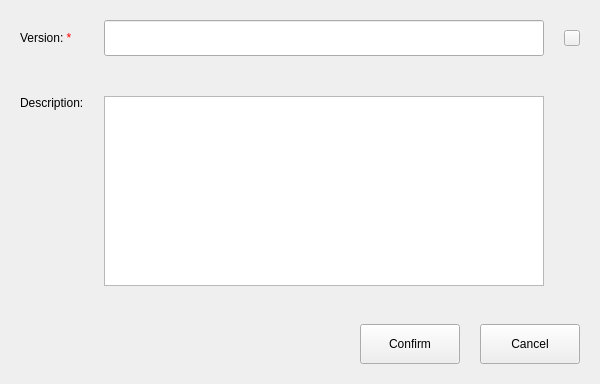
openeuler-mirror/ks-scmc-gui, file src/pages/container/container-manager/container-backup-operate-dialog.ui: the form before one commit.
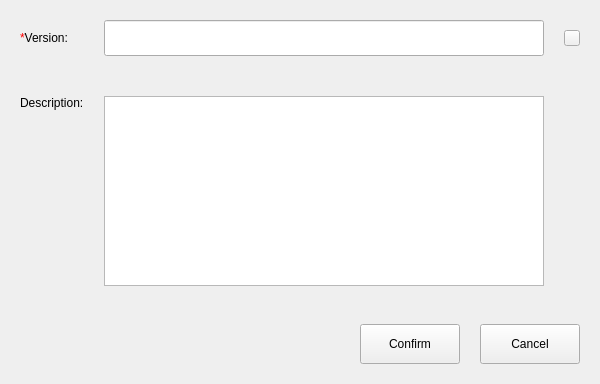
The form after the commit. Custom widgets are drawn as their Qt base class.

Commit message: fix（pages）：modify version - 统一输入框必填标识

Diff of the .ui file:
```diff
--- a/src/pages/container/container-manager/container-backup-operate-dialog.ui
+++ b/src/pages/container/container-manager/container-backup-operate-dialog.ui
@@ -131,7 +131,7 @@
          <item row="0" column="0">
           <widget class="QLabel" name="label">
            <property name="text">
-            <string>Version:  &lt;font color=red&gt;*&lt;/font&gt;</string>
+            <string>&lt;font color=red&gt;*&lt;/font&gt;Version:</string>
            </property>
           </widget>
          </item>
```
